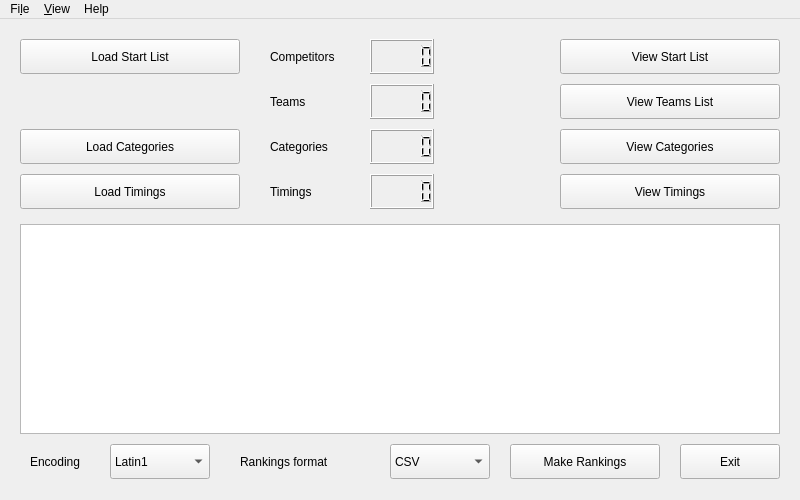
This is chronorace.ui in flinco/LBChronoRace as Qt 5 draws it before an edit. The edited form follows.
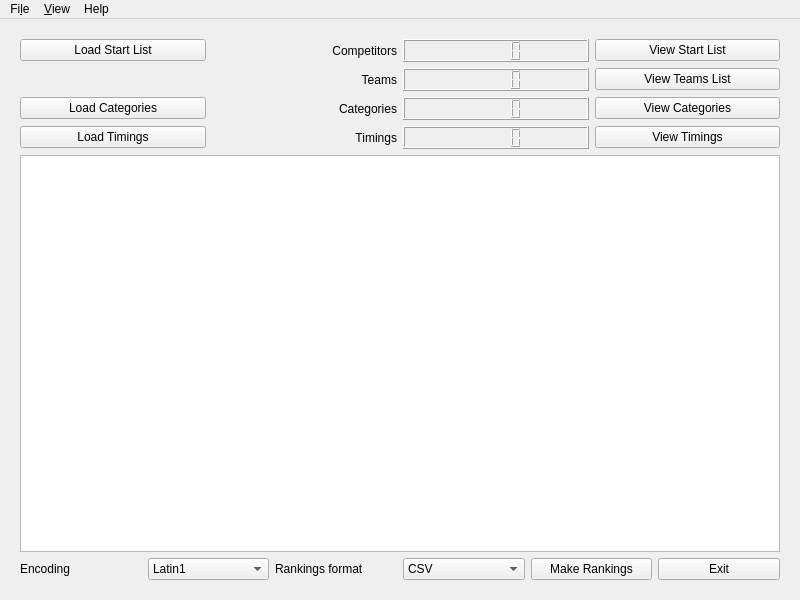
This is the edited form.

Commit message:
UI restyling with dynamic layout
Also:
- moved to QT 5.15.0
- moved to version 0.9.0
- added 'About Qt' dialog

The edit to the form file:
```diff
--- a/chronorace.ui
+++ b/chronorace.ui
@@ -7,184 +7,148 @@
     <x>0</x>
     <y>0</y>
     <width>800</width>
-    <height>500</height>
+    <height>600</height>
    </rect>
   </property>
+  <property name="minimumSize">
+   <size>
+    <width>800</width>
+    <height>600</height>
+   </size>
+  </property>
   <property name="windowTitle">
    <string notr="true">LBChronoRace</string>
   </property>
-  <widget class="QWidget" name="centralWidget">
-   <widget class="QLabel" name="labelTeams">
-    <property name="geometry">
-     <rect>
-      <x>270</x>
-      <y>65</y>
-      <width>90</width>
-      <height>35</height>
-     </rect>
+  <widget class="QWidget" name="mainLayoutWidget">
+   <layout class="QVBoxLayout" name="verticalLayout">
+    <property name="spacing">
+     <number>6</number>
     </property>
-    <property name="text">
-     <string>Teams</string>
+    <property name="leftMargin">
+     <number>20</number>
     </property>
-   </widget>
+    <property name="topMargin">
+     <number>20</number>
+    </property>
+    <property name="rightMargin">
+     <number>20</number>
+    </property>
+    <property name="bottomMargin">
+     <number>20</number>
+    </property>
+    <item>
+     <layout class="QGridLayout" name="upperArea">
+      <item row="0" column="0">
    <widget class="QPushButton" name="loadStartList">
     <property name="enabled">
      <bool>true</bool>
     </property>
-    <property name="geometry">
-     <rect>
-      <x>20</x>
-      <y>20</y>
-      <width>220</width>
-      <height>35</height>
-     </rect>
-    </property>
     <property name="text">
      <string>Load Start List</string>
     </property>
    </widget>
-   <widget class="QLabel" name="labelCompetitors">
-    <property name="geometry">
-     <rect>
-      <x>270</x>
-      <y>20</y>
-      <width>90</width>
-      <height>35</height>
-     </rect>
-    </property>
-    <property name="text">
-     <string>Competitors</string>
-    </property>
-   </widget>
-   <widget class="QPushButton" name="loadCategories">
-    <property name="enabled">
-     <bool>true</bool>
-    </property>
-    <property name="geometry">
-     <rect>
-      <x>20</x>
-      <y>110</y>
-      <width>220</width>
-      <height>35</height>
-     </rect>
-    </property>
-    <property name="text">
-     <string>Load Categories</string>
-    </property>
-   </widget>
+      </item>
+      <item row="2" column="1">
    <widget class="QLabel" name="labelCategories">
-    <property name="geometry">
-     <rect>
-      <x>270</x>
-      <y>110</y>
-      <width>90</width>
-      <height>35</height>
-     </rect>
-    </property>
     <property name="text">
      <string>Categories</string>
     </property>
-   </widget>
-   <widget class="QPushButton" name="makeRankings">
-    <property name="enabled">
-     <bool>true</bool>
-    </property>
-    <property name="geometry">
-     <rect>
-      <x>510</x>
-      <y>425</y>
-      <width>150</width>
-      <height>35</height>
-     </rect>
-    </property>
-    <property name="text">
-     <string>Make Rankings</string>
-    </property>
-   </widget>
-   <widget class="QPushButton" name="quitButton">
-    <property name="geometry">
-     <rect>
-      <x>680</x>
-      <y>425</y>
-      <width>100</width>
-      <height>35</height>
-     </rect>
-    </property>
-    <property name="text">
-     <string>Exit</string>
-    </property>
-   </widget>
-   <widget class="QComboBox" name="selectorFormat">
-    <property name="geometry">
-     <rect>
-      <x>390</x>
-      <y>425</y>
-      <width>100</width>
-      <height>35</height>
-     </rect>
-    </property>
-    <property name="toolTip">
-     <string>&lt;html&gt;&lt;head/&gt;&lt;body&gt;&lt;p&gt;Rankings Format&lt;/p&gt;&lt;/body&gt;&lt;/html&gt;</string>
-    </property>
-    <item>
-     <property name="text">
-      <string>CSV</string>
-     </property>
-    </item>
-    <item>
-     <property name="text">
-      <string>Plain Text</string>
-     </property>
-    </item>
-   </widget>
-   <widget class="QPlainTextEdit" name="infoDisplay">
-    <property name="geometry">
-     <rect>
-      <x>20</x>
-      <y>205</y>
-      <width>760</width>
-      <height>210</height>
-     </rect>
-    </property>
-   </widget>
-   <widget class="QPushButton" name="loadTimings">
-    <property name="enabled">
-     <bool>true</bool>
-    </property>
-    <property name="geometry">
-     <rect>
-      <x>20</x>
-      <y>155</y>
-      <width>220</width>
-      <height>35</height>
-     </rect>
-    </property>
-    <property name="text">
-     <string>Load Timings</string>
-    </property>
-   </widget>
+        <property name="alignment">
+         <set>Qt::AlignRight|Qt::AlignTrailing|Qt::AlignVCenter</set>
+        </property>
+       </widget>
+      </item>
+      <item row="3" column="1">
    <widget class="QLabel" name="labelTimings">
-    <property name="geometry">
-     <rect>
-      <x>270</x>
-      <y>155</y>
-      <width>90</width>
-      <height>35</height>
-     </rect>
-    </property>
     <property name="text">
      <string>Timings</string>
     </property>
-   </widget>
+        <property name="alignment">
+         <set>Qt::AlignRight|Qt::AlignTrailing|Qt::AlignVCenter</set>
+        </property>
+       </widget>
+      </item>
+      <item row="1" column="2">
+       <widget class="QLCDNumber" name="counterTeams"/>
+      </item>
+      <item row="2" column="2">
+       <widget class="QLCDNumber" name="counterCategories"/>
+      </item>
+      <item row="3" column="2">
+       <widget class="QLCDNumber" name="counterTimings"/>
+      </item>
+      <item row="3" column="0">
+       <widget class="QPushButton" name="loadTimings">
+        <property name="enabled">
+         <bool>true</bool>
+        </property>
+        <property name="text">
+         <string>Load Timings</string>
+        </property>
+       </widget>
+      </item>
+      <item row="0" column="1">
+       <widget class="QLabel" name="labelCompetitors">
+        <property name="text">
+         <string>Competitors</string>
+        </property>
+        <property name="alignment">
+         <set>Qt::AlignRight|Qt::AlignTrailing|Qt::AlignVCenter</set>
+        </property>
+       </widget>
+      </item>
+      <item row="1" column="3">
+       <widget class="QPushButton" name="viewTeamsList">
+        <property name="enabled">
+         <bool>true</bool>
+        </property>
+        <property name="text">
+         <string>View Teams List</string>
+        </property>
+       </widget>
+      </item>
+      <item row="2" column="3">
+       <widget class="QPushButton" name="viewCategories">
+        <property name="enabled">
+         <bool>true</bool>
+        </property>
+        <property name="text">
+         <string>View Categories</string>
+        </property>
+       </widget>
+      </item>
+      <item row="3" column="3">
+       <widget class="QPushButton" name="viewTimings">
+        <property name="enabled">
+         <bool>true</bool>
+        </property>
+        <property name="text">
+         <string>View Timings</string>
+        </property>
+       </widget>
+      </item>
+      <item row="2" column="0">
+       <widget class="QPushButton" name="loadCategories">
+        <property name="enabled">
+         <bool>true</bool>
+        </property>
+        <property name="text">
+         <string>Load Categories</string>
+        </property>
+       </widget>
+      </item>
+      <item row="0" column="3">
+       <widget class="QPushButton" name="viewStartList">
+        <property name="enabled">
+         <bool>true</bool>
+        </property>
+        <property name="text">
+         <string>View Start List</string>
+        </property>
+       </widget>
+      </item>
+      <item row="0" column="2">
    <widget class="QLCDNumber" name="counterCompetitors">
-    <property name="geometry">
-     <rect>
-      <x>370</x>
-      <y>20</y>
-      <width>64</width>
-      <height>35</height>
-     </rect>
-    </property>
     <property name="frameShape">
      <enum>QFrame::Box</enum>
     </property>
@@ -194,59 +158,37 @@
     <property name="lineWidth">
      <number>1</number>
     </property>
-   </widget>
-   <widget class="QLCDNumber" name="counterTeams">
-    <property name="geometry">
-     <rect>
-      <x>370</x>
-      <y>65</y>
-      <width>64</width>
-      <height>35</height>
-     </rect>
-    </property>
-   </widget>
-   <widget class="QLCDNumber" name="counterCategories">
-    <property name="geometry">
-     <rect>
-      <x>370</x>
-      <y>110</y>
-      <width>64</width>
-      <height>35</height>
-     </rect>
-    </property>
-   </widget>
-   <widget class="QLCDNumber" name="counterTimings">
-    <property name="geometry">
-     <rect>
-      <x>370</x>
-      <y>155</y>
-      <width>64</width>
-      <height>35</height>
-     </rect>
-    </property>
-   </widget>
+        <property name="smallDecimalPoint">
+         <bool>false</bool>
+        </property>
+       </widget>
+      </item>
+      <item row="1" column="1">
+       <widget class="QLabel" name="labelTeams">
+        <property name="text">
+         <string>Teams</string>
+        </property>
+        <property name="alignment">
+         <set>Qt::AlignRight|Qt::AlignTrailing|Qt::AlignVCenter</set>
+        </property>
+       </widget>
+      </item>
+     </layout>
+    </item>
+    <item>
+     <widget class="QPlainTextEdit" name="infoDisplay"/>
+    </item>
+    <item>
+     <layout class="QHBoxLayout" name="lowerArea">
+      <item>
    <widget class="QLabel" name="labelEncoding">
-    <property name="geometry">
-     <rect>
-      <x>30</x>
-      <y>425</y>
-      <width>70</width>
-      <height>35</height>
-     </rect>
-    </property>
     <property name="text">
      <string>Encoding</string>
     </property>
    </widget>
+      </item>
+      <item>
    <widget class="QComboBox" name="selectorEncoding">
-    <property name="geometry">
-     <rect>
-      <x>110</x>
-      <y>425</y>
-      <width>100</width>
-      <height>35</height>
-     </rect>
-    </property>
     <property name="toolTip">
      <string>&lt;html&gt;&lt;head/&gt;&lt;body&gt;&lt;p&gt;File Encoding: ISO-8859-1 (Latin1) or UTF-8&lt;/p&gt;&lt;/body&gt;&lt;/html&gt;</string>
     </property>
@@ -261,83 +203,51 @@
      </property>
     </item>
    </widget>
+      </item>
+      <item>
    <widget class="QLabel" name="labelFormat">
-    <property name="geometry">
-     <rect>
-      <x>240</x>
-      <y>425</y>
-      <width>140</width>
-      <height>35</height>
-     </rect>
-    </property>
     <property name="text">
      <string>Rankings format</string>
     </property>
    </widget>
-   <widget class="QPushButton" name="viewStartList">
-    <property name="enabled">
-     <bool>true</bool>
-    </property>
-    <property name="geometry">
-     <rect>
-      <x>560</x>
-      <y>20</y>
-      <width>220</width>
-      <height>35</height>
-     </rect>
-    </property>
+      </item>
+      <item>
+       <widget class="QComboBox" name="selectorFormat">
+        <property name="toolTip">
+         <string>&lt;html&gt;&lt;head/&gt;&lt;body&gt;&lt;p&gt;Rankings Format&lt;/p&gt;&lt;/body&gt;&lt;/html&gt;</string>
+        </property>
+        <item>
     <property name="text">
-     <string>View Start List</string>
-    </property>
-   </widget>
-   <widget class="QPushButton" name="viewCategories">
-    <property name="enabled">
-     <bool>true</bool>
-    </property>
-    <property name="geometry">
-     <rect>
-      <x>560</x>
-      <y>110</y>
-      <width>220</width>
-      <height>35</height>
-     </rect>
-    </property>
+          <string>CSV</string>
+         </property>
+        </item>
+        <item>
     <property name="text">
-     <string>View Categories</string>
-    </property>
-   </widget>
-   <widget class="QPushButton" name="viewTimings">
+          <string>Plain Text</string>
+         </property>
+        </item>
+       </widget>
+      </item>
+      <item>
+       <widget class="QPushButton" name="makeRankings">
     <property name="enabled">
      <bool>true</bool>
     </property>
-    <property name="geometry">
-     <rect>
-      <x>560</x>
-      <y>155</y>
-      <width>220</width>
-      <height>35</height>
-     </rect>
-    </property>
     <property name="text">
-     <string>View Timings</string>
-    </property>
-   </widget>
-   <widget class="QPushButton" name="viewTeamsList">
-    <property name="enabled">
-     <bool>true</bool>
-    </property>
-    <property name="geometry">
-     <rect>
-      <x>560</x>
-      <y>65</y>
-      <width>220</width>
-      <height>35</height>
-     </rect>
-    </property>
+         <string>Make Rankings</string>
+        </property>
+       </widget>
+      </item>
+      <item>
+       <widget class="QPushButton" name="quitButton">
     <property name="text">
-     <string>View Teams List</string>
-    </property>
-   </widget>
+         <string>Exit</string>
+        </property>
+       </widget>
+      </item>
+     </layout>
+    </item>
+   </layout>
   </widget>
   <widget class="QMenuBar" name="menuBar">
    <property name="geometry">
```
Left out of the diff: 16 changed lines with no effect on the pictures. Lines whose indentation alone changed are shown as unchanged. The commit also changes 8 other files.
